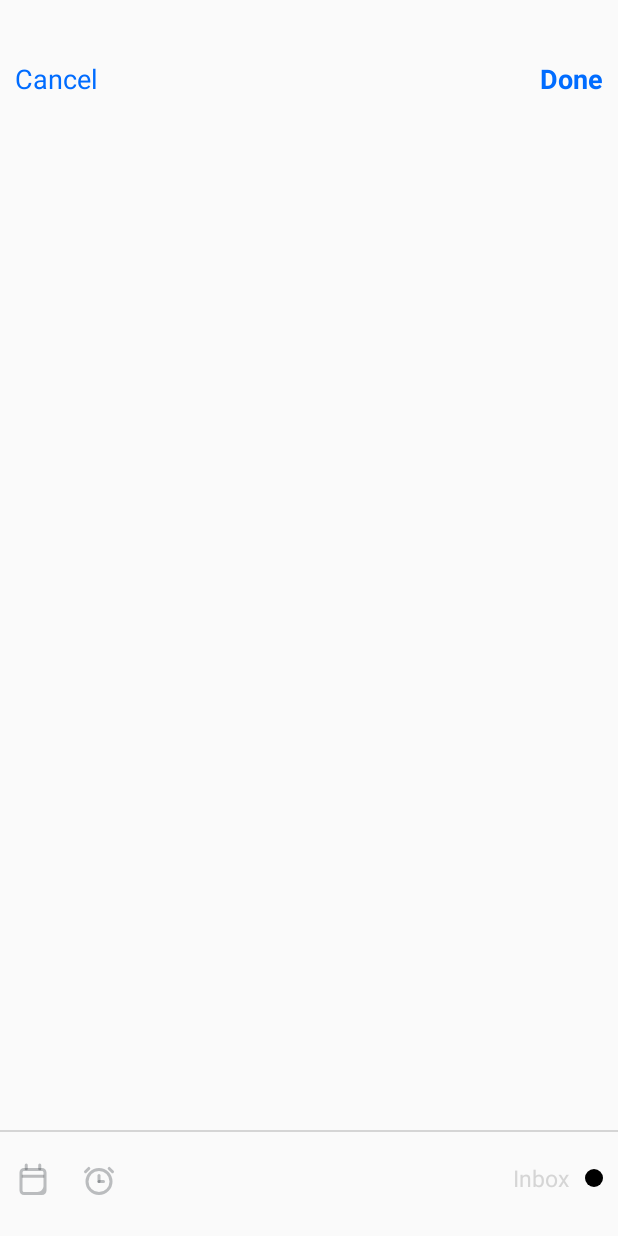
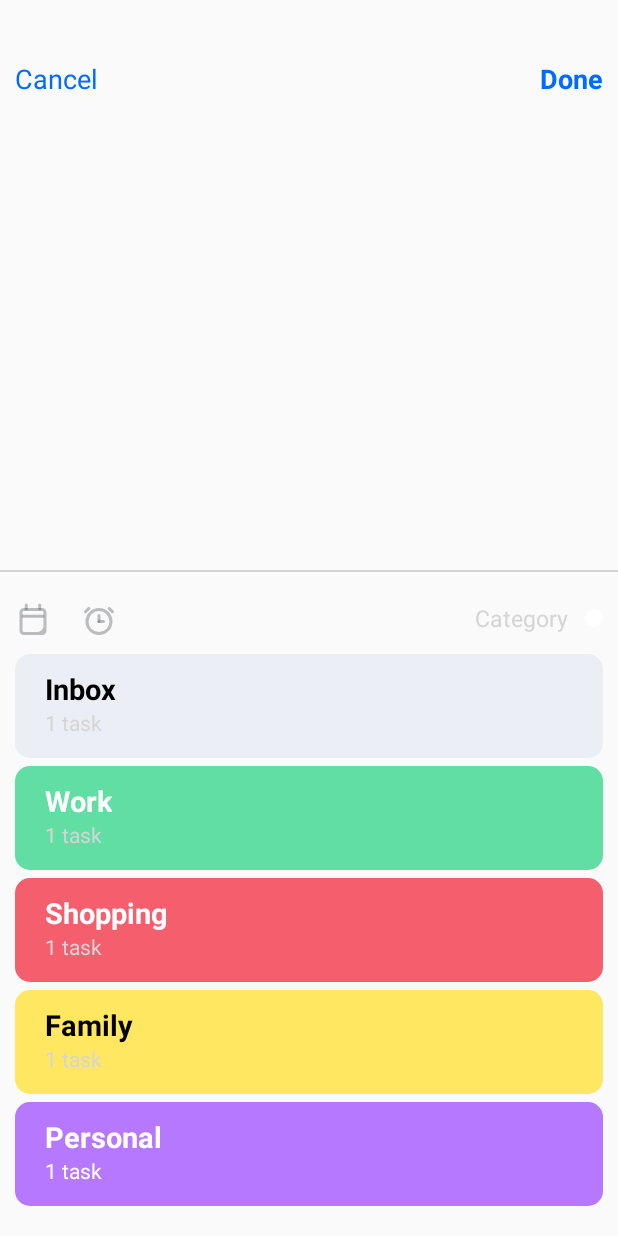
Before and after one commit to IhorYachmenov/ToDo_App, an Android app: the ListOfCategoryActivity screen opened directly, with no data from a screen before it, after a tap on "List", on a phone screen of 412 x 824 dp. Run offline under Robolectric (Android 15) with nearby library versions, the phone set to English and light mode, and no system bars; 2 statements that could not run were skipped; 2 other taps on this screen came first.

Commit message:
Created object for FAB task and list action.

```diff
--- /dev/null
+++ b/app/src/main/java/com/example/todoapp/model/VisibilityOfListNewTask.java
@@ -0,0 +1,20 @@
+package com.example.todoapp.model;
+
+import java.io.Serializable;
+
+public class VisibilityOfListNewTask implements Serializable {
+
+    public int visibility;
+
+    public VisibilityOfListNewTask() {
+
+    }
+
+    public void setVisibility(int visibility) {
+        this.visibility = visibility;
+    }
+
+    public int isVisibility() {
+        return visibility;
+    }
+}
--- a/app/src/main/java/com/example/todoapp/view/ListOfCategoryActivity.java
+++ b/app/src/main/java/com/example/todoapp/view/ListOfCategoryActivity.java
@@ -15,6 +15,7 @@ import androidx.constraintlayout.widget.ConstraintLayout;
 
 import com.example.todoapp.R;
 import com.example.todoapp.model.CategoryData;
+import com.example.todoapp.model.VisibilityOfListNewTask;
 import com.google.android.material.floatingactionbutton.FloatingActionButton;
 
 public class ListOfCategoryActivity extends AppCompatActivity {
@@ -71,6 +72,9 @@ public class ListOfCategoryActivity extends AppCompatActivity {
                     @Override
                     public void onClick(View v) {
                         Intent task = new Intent(ListOfCategoryActivity.this, NewTaskActivity.class);
+                        VisibilityOfListNewTask visibility = new VisibilityOfListNewTask();
+                        visibility.setVisibility(0);
+                        task.putExtra("V", visibility);
                         startActivity(task);
                     }
                 });
@@ -79,6 +83,9 @@ public class ListOfCategoryActivity extends AppCompatActivity {
                     @Override
                     public void onClick(View v) {
                         Intent task = new Intent(ListOfCategoryActivity.this, NewTaskActivity.class);
+                        VisibilityOfListNewTask visibility = new VisibilityOfListNewTask();
+                        visibility.setVisibility(1);
+                        task.putExtra("V", visibility);
                         startActivity(task);
                     }
                 });
--- a/app/src/main/java/com/example/todoapp/view/NewTaskActivity.java
+++ b/app/src/main/java/com/example/todoapp/view/NewTaskActivity.java
@@ -14,20 +14,20 @@ import androidx.appcompat.app.AppCompatActivity;
 import androidx.constraintlayout.widget.ConstraintLayout;
 
 import com.example.todoapp.R;
+import com.example.todoapp.model.CategoryData;
 import com.example.todoapp.model.NewTaskCategory;
+import com.example.todoapp.model.VisibilityOfListNewTask;
 
 public class NewTaskActivity extends AppCompatActivity {
 
     TimePicker time;
 
     // Bottom bar button
-
     TextView setData;
     TextView setTime;
     RelativeLayout setCategory;
 
     // Bottom bar layout
-
     ConstraintLayout layoutData;
     ConstraintLayout layoutTime;
     ConstraintLayout layoutCategory;
@@ -35,11 +35,10 @@ public class NewTaskActivity extends AppCompatActivity {
     CalendarView calendar;
 
     // Checked states
-
     TextView inboxChecker, workChecker, shoppingChecker, personalChecker, familyChecker;
     ConstraintLayout inboxCategory, workCategory, shoppingCategory, personalCategory, familyCategory;
-    Boolean inbox, work, shopping, family, person;
     NewTaskCategory isChecked;
+    TextView labelCheckedCategory, colorCheckedCategory;
 
     @Override
     protected void onCreate(@Nullable Bundle savedInstanceState) {
@@ -53,10 +52,13 @@ public class NewTaskActivity extends AppCompatActivity {
 
 
 
+
         bottomButtons();
 
 
         checkCategory();
+
+        getIntentDataFromFAB();
     }
 
     @Override
@@ -136,6 +138,9 @@ public class NewTaskActivity extends AppCompatActivity {
         familyCategory = findViewById(R.id.new_task_family_category);
         personalCategory = findViewById(R.id.new_task_personal_category);
 
+        labelCheckedCategory = findViewById(R.id.bottom_bar_label_category);
+        colorCheckedCategory = findViewById(R.id.bottom_bar_circle_category);
+
 
         inboxCategory.setOnClickListener(new View.OnClickListener() {
             @Override
@@ -156,6 +161,10 @@ public class NewTaskActivity extends AppCompatActivity {
                         familyChecker.setVisibility(View.GONE);
                         personalChecker.setVisibility(View.GONE);
                         isChecked.setCheckedStatus(false);
+
+                        labelCheckedCategory.setText(R.string.inbox_label);
+                        labelCheckedCategory.setTextColor(getResources().getColor(R.color.blue));
+                        colorCheckedCategory.setBackground(getResources().getDrawable(R.drawable.shape_circle_inbox_category));
 
                     }
 
@@ -183,6 +192,9 @@ public class NewTaskActivity extends AppCompatActivity {
                         personalChecker.setVisibility(View.GONE);
                         isChecked.setCheckedStatus(false);
 
+                        labelCheckedCategory.setText(R.string.work_label);
+                        labelCheckedCategory.setTextColor(getResources().getColor(R.color.blue));
+                        colorCheckedCategory.setBackground(getResources().getDrawable(R.drawable.shape_circle_work_category));
                     }
 
                 }
@@ -209,6 +221,9 @@ public class NewTaskActivity extends AppCompatActivity {
                         personalChecker.setVisibility(View.GONE);
                         isChecked.setCheckedStatus(false);
 
+                        labelCheckedCategory.setText(R.string.shopping_label);
+                        labelCheckedCategory.setTextColor(getResources().getColor(R.color.blue));
+                        colorCheckedCategory.setBackground(getResources().getDrawable(R.drawable.shape_circle_shopping_category));
                     }
 
                 }
@@ -235,6 +250,9 @@ public class NewTaskActivity extends AppCompatActivity {
                         personalChecker.setVisibility(View.GONE);
                         isChecked.setCheckedStatus(false);
 
+                        labelCheckedCategory.setText(R.string.family_label);
+                        labelCheckedCategory.setTextColor(getResources().getColor(R.color.blue));
+                        colorCheckedCategory.setBackground(getResources().getDrawable(R.drawable.shape_circle_family_category));
                     }
 
                 }
@@ -261,6 +279,9 @@ public class NewTaskActivity extends AppCompatActivity {
                         personalChecker.setVisibility(View.VISIBLE);
                         isChecked.setCheckedStatus(false);
 
+                        labelCheckedCategory.setText(R.string.personal_label);
+                        labelCheckedCategory.setTextColor(getResources().getColor(R.color.blue));
+                        colorCheckedCategory.setBackground(getResources().getDrawable(R.drawable.shape_circle_personal_category));
                     }
 
                 }
@@ -271,4 +292,15 @@ public class NewTaskActivity extends AppCompatActivity {
 
 
     }
+
+    public void getIntentDataFromFAB() {
+        Intent intent = getIntent();
+        VisibilityOfListNewTask data = (VisibilityOfListNewTask)intent.getSerializableExtra("V");
+        layoutCategory = findViewById(R.id.layout_new_task_bottom_list_category);
+        if (data.isVisibility() == 1) {
+            layoutCategory.setVisibility(View.VISIBLE);
+        } else {
+            layoutCategory.setVisibility(View.GONE);
+        }
+    }
 }
--- /dev/null
+++ b/app/src/main/res/drawable/shape_circle_family_category.xml
@@ -0,0 +1,9 @@
+<?xml version="1.0" encoding="utf-8"?>
+<shape xmlns:android="http://schemas.android.com/apk/res/android"
+    android:shape="oval">
+    <solid android:color="@color/family_label_color" />
+    <size
+        android:width="12dp"
+        android:height="12dp" />
+    <corners android:radius="18dp" />
+</shape>
--- /dev/null
+++ b/app/src/main/res/drawable/shape_circle_inbox_category.xml
@@ -0,0 +1,9 @@
+<?xml version="1.0" encoding="utf-8"?>
+<shape xmlns:android="http://schemas.android.com/apk/res/android"
+    android:shape="oval">
+    <solid android:color="@color/inbox_label_color" />
+    <size
+        android:width="12dp"
+        android:height="12dp" />
+    <corners android:radius="18dp" />
+</shape>
--- /dev/null
+++ b/app/src/main/res/drawable/shape_circle_personal_category.xml
@@ -0,0 +1,9 @@
+<?xml version="1.0" encoding="utf-8"?>
+<shape xmlns:android="http://schemas.android.com/apk/res/android"
+    android:shape="oval">
+    <solid android:color="@color/personal_label_color" />
+    <size
+        android:width="12dp"
+        android:height="12dp" />
+    <corners android:radius="18dp" />
+</shape>
--- /dev/null
+++ b/app/src/main/res/drawable/shape_circle_shopping_category.xml
@@ -0,0 +1,9 @@
+<?xml version="1.0" encoding="utf-8"?>
+<shape xmlns:android="http://schemas.android.com/apk/res/android"
+    android:shape="oval">
+    <solid android:color="@color/shopping_label_color" />
+    <size
+        android:width="12dp"
+        android:height="12dp" />
+    <corners android:radius="18dp" />
+</shape>
--- /dev/null
+++ b/app/src/main/res/drawable/shape_circle_work_category.xml
@@ -0,0 +1,9 @@
+<?xml version="1.0" encoding="utf-8"?>
+<shape xmlns:android="http://schemas.android.com/apk/res/android"
+    android:shape="oval">
+    <solid android:color="@color/work_label_color" />
+    <size
+        android:width="12dp"
+        android:height="12dp" />
+    <corners android:radius="18dp" />
+</shape>
--- a/app/src/main/res/layout/layout_bottom_bar_new_task.xml
+++ b/app/src/main/res/layout/layout_bottom_bar_new_task.xml
@@ -60,7 +60,7 @@
                 android:layout_alignParentStart="true"
                 android:layout_alignParentLeft="true"
                 android:layout_marginRight="@dimen/margin_small"
-                android:text="@string/inbox_label"
+                android:text="@string/category_label"
                 android:textSize="@dimen/fons_size_new_task_bottom_bur_button" />
 
             <TextView
@@ -71,7 +71,6 @@
                 android:layout_marginLeft="@dimen/margin_small"
                 android:layout_toRightOf="@id/bottom_bar_label_category"
                 android:background="@drawable/shape_circle_botom_bar_category"
-                android:backgroundTint="@color/black"
                 android:textSize="@dimen/fons_size_new_task_bottom_bur_button" />
 
         </RelativeLayout>
--- a/app/src/main/res/values/strings.xml
+++ b/app/src/main/res/values/strings.xml
@@ -8,6 +8,7 @@
 
     <!-- List label name -->
 
+    <string name="category_label">Category</string>
     <string name="inbox_label">Inbox</string>
     <string name="work_label">Work</string>
     <string name="shopping_label">Shopping</string>
```
Also changed, not shown: app/src/main/java/com/example/todoapp/view/ToDoActivity.java (+11 -12 lines).
